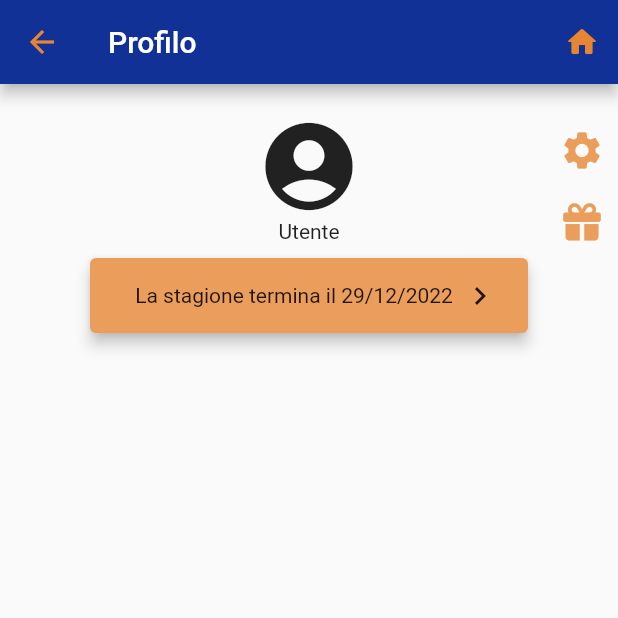
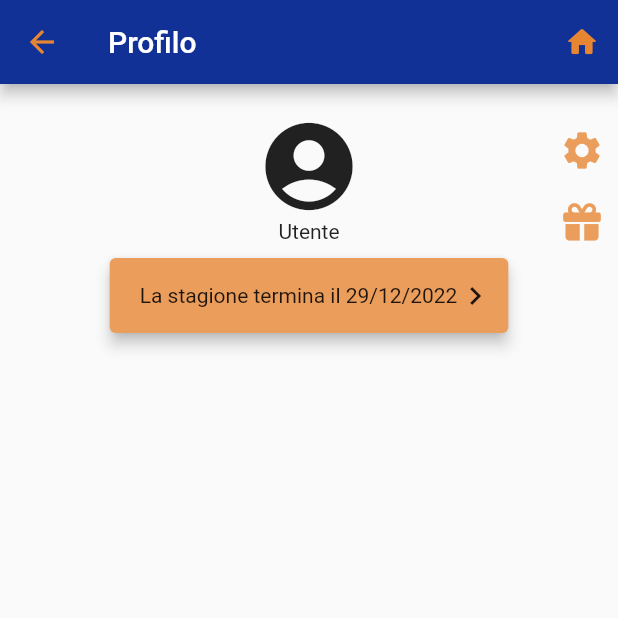
Before and after one commit to GaetanoRuggiero/EMAD2022_23-09, a Flutter app: the Profile screen opened directly, on a phone screen of 412 x 824 dp, the top half of it. Run offline on Flutter 3.47's test engine with Material 2 defaults, Android fonts, the phone set to English and light mode, and no system bars; our stand-ins replace camera, font_awesome_flutter, google_maps_flutter, ionicons.

Commit message:
Updated profile UI

```diff
--- a/arts/lib/ui/profile.dart
+++ b/arts/lib/ui/profile.dart
@@ -18,7 +18,8 @@ class Profile extends StatelessWidget {
                 icon: const Icon(Icons.home_rounded))
           ],
         ),
-        body: Column(children: [
+        body: Column(
+            children: [
               Stack(
                 children: [
                   Container(
@@ -43,22 +44,27 @@ class Profile extends StatelessWidget {
                               onPressed: () {
                                 Navigator.push(
                                   context,
-                              MaterialPageRoute(builder: (context) => const SettingsScreen()),
+                                  MaterialPageRoute(
+                                      builder: (context) => const SettingsScreen()),
                                 );
                               },
-                          icon: const Icon(size: 30, Icons.settings)
-                      ),
+                              icon: const Icon(size: 30, Icons.settings)),
                           IconButton(
                               color: const Color(0xFFEB9E5C),
-                          onPressed: (){},
-                          icon: const Icon(size: 25, FontAwesomeIcons.gift)
-                      ),
+                              onPressed: () {},
+                              icon: const Icon(size: 25, FontAwesomeIcons.gift)),
                         ],
                       ),
                     ),
-              )
+                  ),
+
                 ],
               ),
+              Stack(
+                children: const [
+
+                ],
+              )
         ]
         )
     );
@@ -75,27 +81,24 @@ class SeasonCard extends StatelessWidget {
     String month = now.month.toString();
     String year = now.year.toString();
     return Card(
-      borderOnForeground: true,
+      margin: const EdgeInsets.only(top: 10),
       elevation: 4,
-      margin: const EdgeInsets.only(left: 60, right: 60, top: 10),
       color: const Color(0xFFEB9E5C),
       child: Container(
-        width: 300,
+        padding: const EdgeInsets.only(left: 20, right: 10),
         height: 50,
-        padding: const EdgeInsets.only(right: 20),
-        child: Stack(
-          alignment: Alignment.center,
+        child: Row(
+          mainAxisAlignment: MainAxisAlignment.center,
+          mainAxisSize: MainAxisSize.min,
           children: [
             Text("La stagione termina il $day/$month/$year"),
-            Positioned(
-              right: 0,
-              child: IconButton(
+            IconButton(
               padding: EdgeInsets.zero,
               constraints: const BoxConstraints(),
               onPressed: () {
                 //TODO: link to page with season rewards
               },
-                  icon: const Icon(Icons.navigate_next)),
+              icon: const Icon(Icons.navigate_next)
             ),
           ],
         ),
```
Lines whose indentation alone changed are shown as unchanged.
